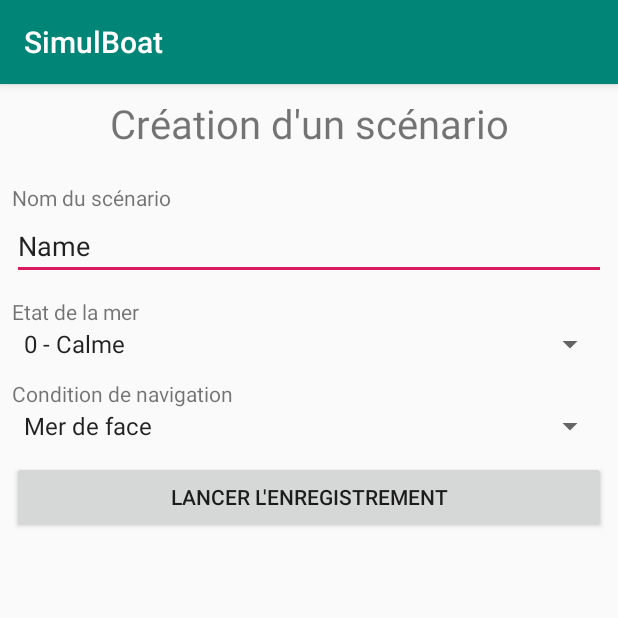
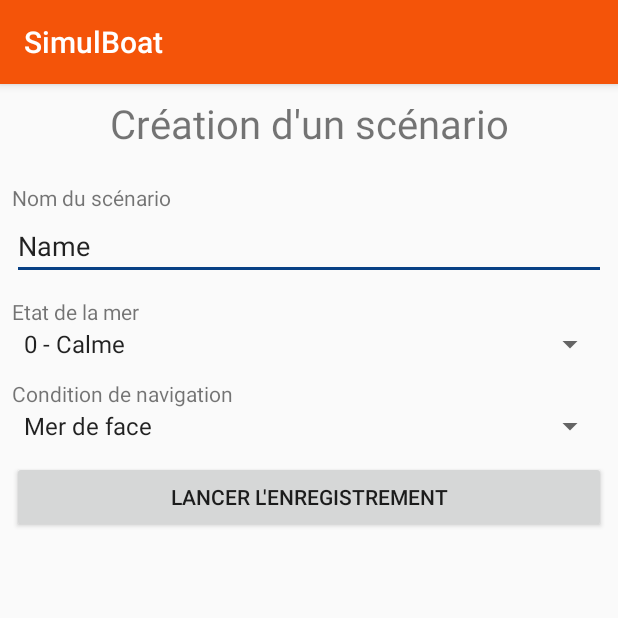
Before and after one commit to crozes/snsm_project, an Android app: the CreateScenario screen opened directly, with no data from a screen before it, on a phone screen of 412 x 824 dp, the top half of it. Run offline under Robolectric (Android 15) with nearby library versions, the phone set to English and light mode, and no system bars.

Commit message:
Changement couleurs

```diff
--- a/SimulBoat/app/src/main/res/layout/scenariolayout.xml
+++ b/SimulBoat/app/src/main/res/layout/scenariolayout.xml
@@ -36,7 +36,6 @@
             android:id="@+id/editText"
             android:layout_width="match_parent"
             android:layout_height="wrap_content"
-            android:ems="10"
             android:inputType="textPersonName"
             android:text="Name"
             android:layout_marginBottom="5pt"/>
@@ -72,6 +71,7 @@
             android:layout_width="match_parent"
             android:layout_height="wrap_content"
             android:text="Lancer l'enregistrement" />
+
     </LinearLayout>
 
 </android.support.constraint.ConstraintLayout>
--- a/SimulBoat/app/src/main/res/values/colors.xml
+++ b/SimulBoat/app/src/main/res/values/colors.xml
@@ -1,6 +1,6 @@
 <?xml version="1.0" encoding="utf-8"?>
 <resources>
-    <color name="colorPrimary">#008577</color>
-    <color name="colorPrimaryDark">#00574B</color>
-    <color name="colorAccent">#D81B60</color>
+    <color name="colorPrimary">#f45409</color>
+    <color name="colorPrimaryDark">#993304</color>
+    <color name="colorAccent">#074084</color>
 </resources>
```
